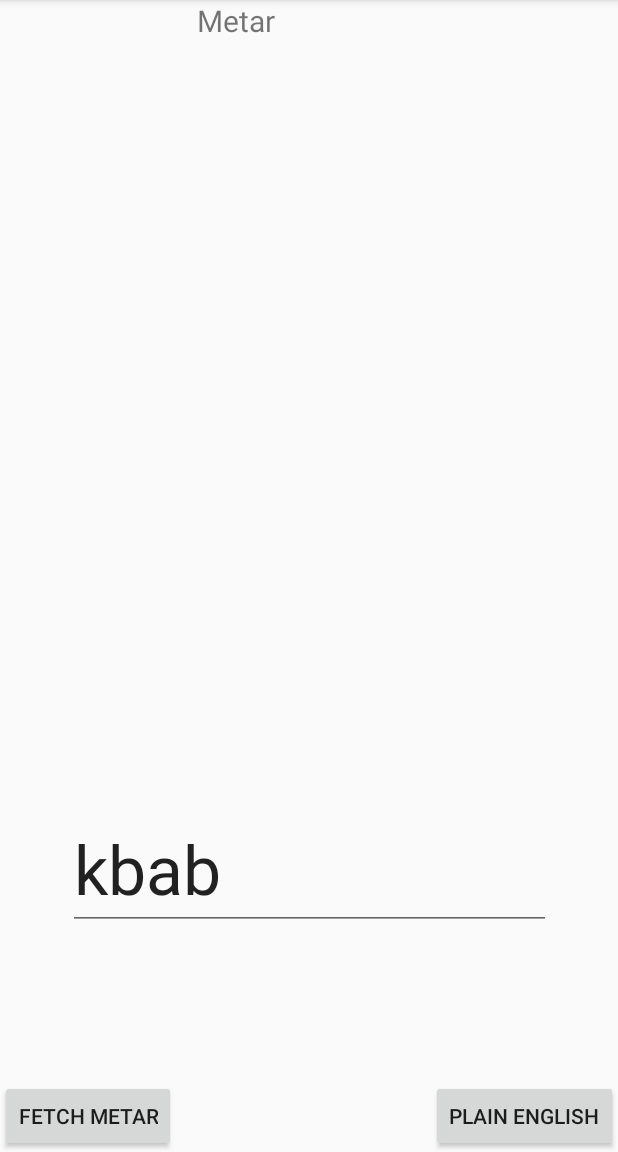
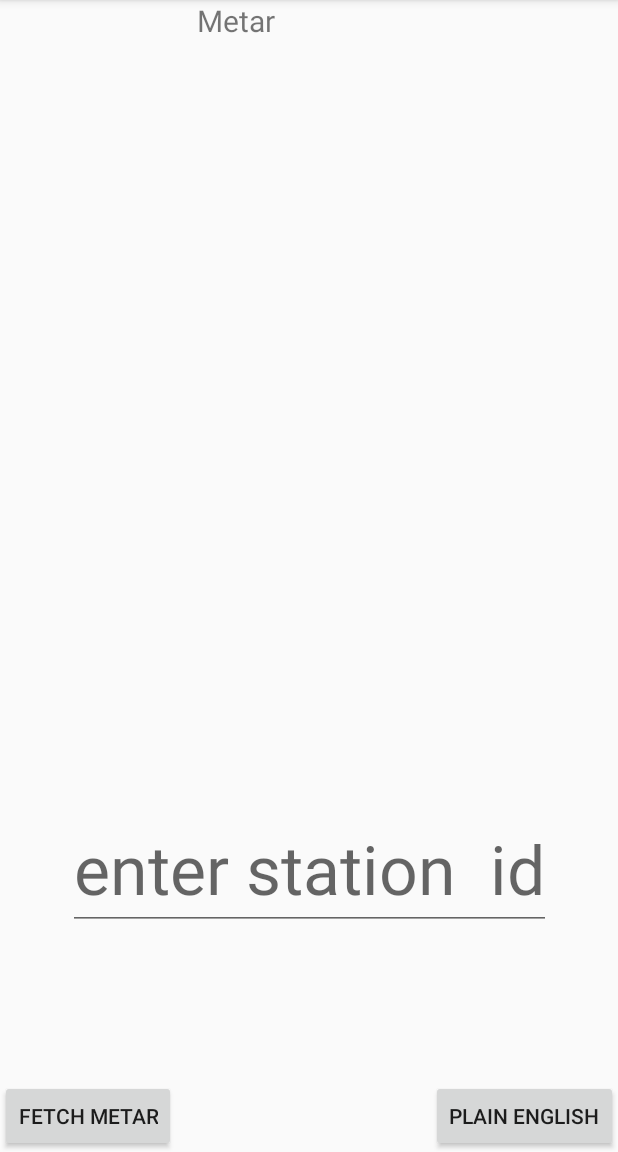
Before and after one commit to deadlycrawler/AvationWeather, an Android app: the screen it shows after launch (MainActivity), on a phone screen of 412 x 824 dp, the part 84-1236 px from its top. Run offline under Robolectric (Android 15) with nearby library versions, the phone set to English and light mode, and no system bars.

Commit message:
CheckBox added, need to fix the default not loading on onCreate

```diff
--- a/app/src/main/java/com/example/android/avationweather/MainActivity.java
+++ b/app/src/main/java/com/example/android/avationweather/MainActivity.java
@@ -79,14 +79,15 @@ public class MainActivity extends AppCompatActivity implements LoaderManager.Loa
         SharedPreferences prefs = PreferenceManager.getDefaultSharedPreferences(this);
         prefs.registerOnSharedPreferenceChangeListener(this);
 
-        String DefaultICAO = prefs.getString(getString(R.string.settings_ICAO_key), (getString(R.string.settings_DefaultICAO)));
-
-        userEnterdIcao.setText(DefaultICAO);
+        if(SettingsActivity.checkBoxstate) {
+            String DefaultICAO = prefs.getString(getString(R.string.settings_ICAO_key), (getString(R.string.settings_DefaultICAO)));
+            userEnterdIcao.setText(DefaultICAO);
+        }
 
 
         //todo: part of the handling of the checkbox but i just cant quite figure it out
-        boolean DefaultEnabled = prefs.getBoolean(getString(R.string.useDefault_key),(Boolean.valueOf(getString(R.string.DefaultOnLoadCheckbox))));
-        showToast(String.valueOf(DefaultEnabled));
+//        boolean DefaultEnabled = prefs.getBoolean(getString(R.string.useDefault_key),(Boolean.valueOf(getString(R.string.DefaultOnLoadCheckbox))));
+//        showToast(String.valueOf(DefaultEnabled));
 
     }
 
```
Also changed, not shown: app/src/main/java/com/example/android/avationweather/SettingsActivity.java (+9 -1 lines).
